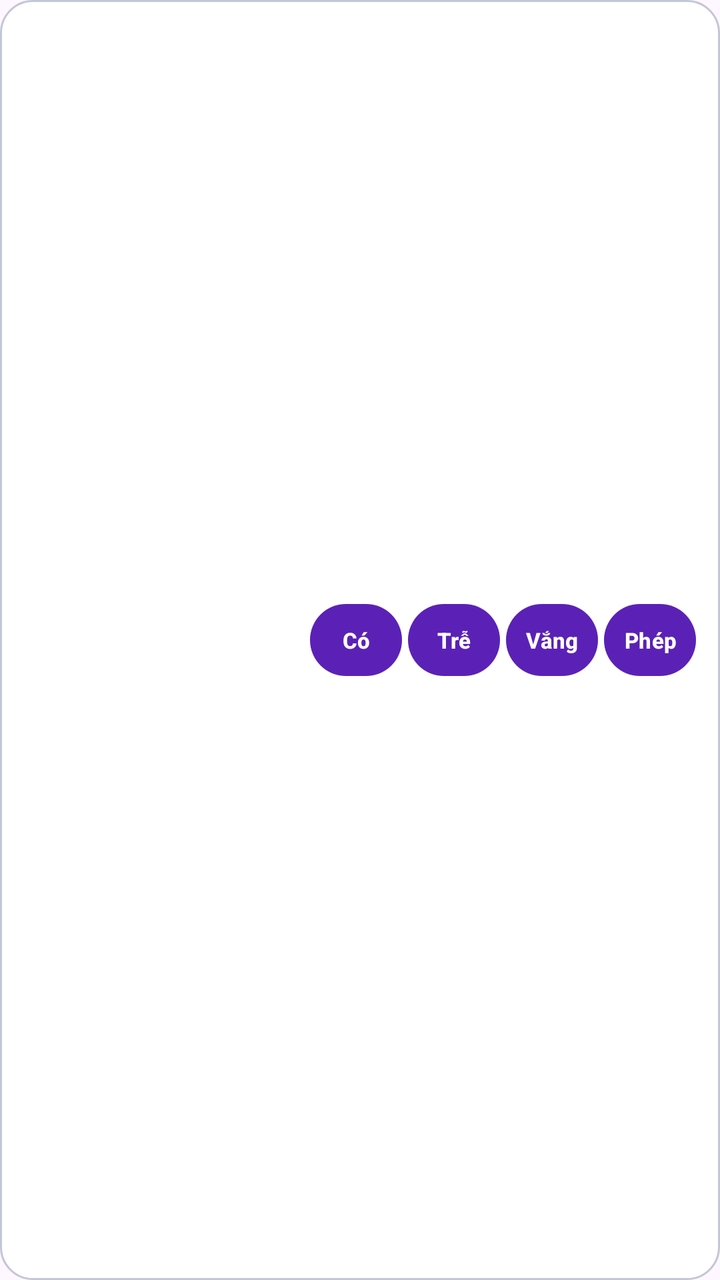
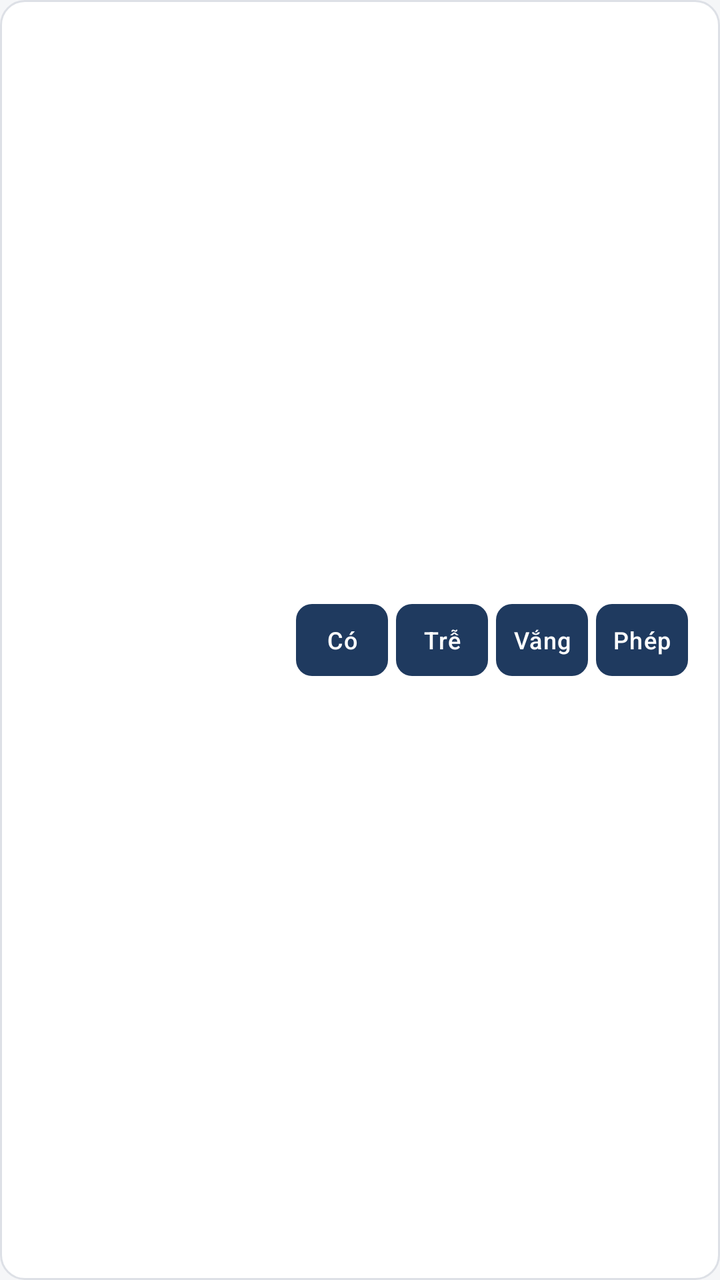

An Android layout rendered at two revisions. The XML below is the earlier revision; the diff shows what the commit changed to produce the second picture.
<!-- AndroidManifest.xml: application theme Theme.Kstudy -->
<!-- res/layout/item_attendance_record.xml -->
<?xml version="1.0" encoding="utf-8"?>
<LinearLayout xmlns:android="http://schemas.android.com/apk/res/android"
    android:layout_width="match_parent"
    android:layout_height="wrap_content"
    android:layout_marginHorizontal="16dp"
    android:layout_marginVertical="6dp"
    android:background="@drawable/bg_card"
    android:gravity="center_vertical"
    android:orientation="horizontal"
    android:padding="12dp">

    <LinearLayout
        android:layout_width="0dp"
        android:layout_height="wrap_content"
        android:layout_weight="1"
        android:orientation="vertical">

        <TextView
            android:id="@+id/tvRecordStudentName"
            android:layout_width="wrap_content"
            android:layout_height="wrap_content"
            android:textColor="@color/black"
            android:textSize="16sp"
            android:textStyle="bold" />

        <TextView
            android:id="@+id/tvRecordStudentCode"
            android:layout_width="wrap_content"
            android:layout_height="wrap_content"
            android:layout_marginTop="2dp"
            android:textColor="@color/text_secondary"
            android:textSize="12sp" />

        <TextView
            android:id="@+id/tvRecordTime"
            android:layout_width="wrap_content"
            android:layout_height="wrap_content"
            android:layout_marginTop="2dp"
            android:textColor="@color/primary"
            android:textSize="11sp" />
    </LinearLayout>

    <LinearLayout
        android:layout_width="wrap_content"
        android:layout_height="wrap_content"
        android:gravity="center"
        android:orientation="horizontal">

        
        <Button
            android:id="@+id/btnStatusPresent"
            style="@style/Widget.Material3.Button"
            android:layout_width="46dp"
            android:layout_height="36dp"
            android:layout_marginEnd="3dp"
            android:insetTop="0dp"
            android:insetBottom="0dp"
            android:padding="0dp"
            android:text="Có"
            android:textSize="11sp"
            android:textStyle="bold" />

        <Button
            android:id="@+id/btnStatusLate"
            style="@style/Widget.Material3.Button"
            android:layout_width="46dp"
            android:layout_height="36dp"
            android:layout_marginEnd="3dp"
            android:insetTop="0dp"
            android:insetBottom="0dp"
            android:padding="0dp"
            android:text="Trễ"
            android:textSize="11sp"
            android:textStyle="bold" />

        <Button
            android:id="@+id/btnStatusAbsent"
            style="@style/Widget.Material3.Button"
            android:layout_width="46dp"
            android:layout_height="36dp"
            android:layout_marginEnd="3dp"
            android:insetTop="0dp"
            android:insetBottom="0dp"
            android:padding="0dp"
            android:text="Vắng"
            android:textSize="11sp"
            android:textStyle="bold" />

        <Button
            android:id="@+id/btnStatusExcused"
            style="@style/Widget.Material3.Button"
            android:layout_width="46dp"
            android:layout_height="36dp"
            android:insetTop="0dp"
            android:insetBottom="0dp"
            android:padding="0dp"
            android:text="Phép"
            android:textSize="11sp"
            android:textStyle="bold" />
    </LinearLayout>
</LinearLayout>
<!-- resources referenced by this layout -->
<resources>
  <color name="black">#FF000000</color>
  <color name="primary">#5B21B6</color>
  <color name="text_secondary">#434654</color>
  <!-- drawable bg_card (drawable) -->
  <?xml version="1.0" encoding="utf-8"?>
  <shape xmlns:android="http://schemas.android.com/apk/res/android"
      android:shape="rectangle">
      <solid android:color="@color/surface" />
      <corners android:radius="16dp" />
      <stroke
          android:width="1dp"
          android:color="@color/outline_variant" />
  </shape>
  <color name="outline_variant">#C3C6D6</color>
  <style name="Base.Theme.Kstudy" parent="Theme.Material3.Light.NoActionBar">
          
          <item name="colorPrimary">@color/primary</item>
          <item name="colorOnPrimary">@color/white</item>
      </style>
  <color name="white">#FFFFFFFF</color>
  <!-- unchanged entries left out for length: 2 -->
</resources>

<!-- the commit's change to res/layout/item_attendance_record.xml (unified diff, before → after) -->
@@ -1,13 +1,11 @@
 <?xml version="1.0" encoding="utf-8"?>
 <LinearLayout xmlns:android="http://schemas.android.com/apk/res/android"
+    style="@style/Widget.Kstudy.Card"
     android:layout_width="match_parent"
     android:layout_height="wrap_content"
-    android:layout_marginHorizontal="16dp"
-    android:layout_marginVertical="6dp"
-    android:background="@drawable/bg_card"
+    android:layout_marginBottom="8dp"
     android:gravity="center_vertical"
-    android:orientation="horizontal"
-    android:padding="12dp">
+    android:orientation="horizontal">
 
     <LinearLayout
         android:layout_width="0dp"
@@ -19,83 +17,49 @@
             android:id="@+id/tvRecordStudentName"
             android:layout_width="wrap_content"
             android:layout_height="wrap_content"
-            android:textColor="@color/black"
-            android:textSize="16sp"
-            android:textStyle="bold" />
+            android:textAppearance="@style/TextAppearance.Kstudy.Body.Strong" />
 
         <TextView
             android:id="@+id/tvRecordStudentCode"
             android:layout_width="wrap_content"
             android:layout_height="wrap_content"
             android:layout_marginTop="2dp"
-            android:textColor="@color/text_secondary"
-            android:textSize="12sp" />
+            android:textAppearance="@style/TextAppearance.Kstudy.Caption" />
 
         <TextView
             android:id="@+id/tvRecordTime"
             android:layout_width="wrap_content"
             android:layout_height="wrap_content"
-            android:layout_marginTop="2dp"
-            android:textColor="@color/primary"
-            android:textSize="11sp" />
+            android:textAppearance="@style/TextAppearance.Kstudy.Caption" />
     </LinearLayout>
 
     <LinearLayout
         android:layout_width="wrap_content"
         android:layout_height="wrap_content"
-        android:gravity="center"
+        android:layout_marginStart="8dp"
         android:orientation="horizontal">
 
-        
         <Button
             android:id="@+id/btnStatusPresent"
-            style="@style/Widget.Material3.Button"
-            android:layout_width="46dp"
-            android:layout_height="36dp"
-            android:layout_marginEnd="3dp"
-            android:insetTop="0dp"
-            android:insetBottom="0dp"
-            android:padding="0dp"
-            android:text="Có"
-            android:textSize="11sp"
-            android:textStyle="bold" />
+            style="@style/Widget.Kstudy.Button.Status"
+            android:layout_marginEnd="4dp"
+            android:text="Có" />
 
         <Button
             android:id="@+id/btnStatusLate"
-            style="@style/Widget.Material3.Button"
-            android:layout_width="46dp"
-            android:layout_height="36dp"
-            android:layout_marginEnd="3dp"
-            android:insetTop="0dp"
-            android:insetBottom="0dp"
-            android:padding="0dp"
-            android:text="Trễ"
-            android:textSize="11sp"
-            android:textStyle="bold" />
+            style="@style/Widget.Kstudy.Button.Status"
+            android:layout_marginEnd="4dp"
+            android:text="Trễ" />
 
         <Button
             android:id="@+id/btnStatusAbsent"
-            style="@style/Widget.Material3.Button"
-            android:layout_width="46dp"
-            android:layout_height="36dp"
-            android:layout_marginEnd="3dp"
-            android:insetTop="0dp"
-            android:insetBottom="0dp"
-            android:padding="0dp"
-            android:text="Vắng"
-            android:textSize="11sp"
-            android:textStyle="bold" />
+            style="@style/Widget.Kstudy.Button.Status"
+            android:layout_marginEnd="4dp"
+            android:text="Vắng" />
 
         <Button
             android:id="@+id/btnStatusExcused"
-            style="@style/Widget.Material3.Button"
-            android:layout_width="46dp"
-            android:layout_height="36dp"
-            android:insetTop="0dp"
-            android:insetBottom="0dp"
-            android:padding="0dp"
-            android:text="Phép"
-            android:textSize="11sp"
-            android:textStyle="bold" />
+            style="@style/Widget.Kstudy.Button.Status"
+            android:text="Phép" />
     </LinearLayout>
 </LinearLayout>
<!-- resource entries referenced after the edit -->
@@ -1,25 +1,146 @@
 <!-- resources referenced by this layout -->
 <resources>
-  <color name="black">#FF000000</color>
-  <color name="primary">#5B21B6</color>
-  <color name="text_secondary">#434654</color>
+  <style name="TextAppearance.Kstudy.Body.Strong">
+          <item name="android:fontFamily">sans-serif-medium</item>
+          <item name="fontFamily">sans-serif-medium</item>
+      </style>
+  <style name="TextAppearance.Kstudy.Caption" parent="TextAppearance.Material3.BodySmall">
+          <item name="android:textColor">?attr/colorOnSurfaceVariant</item>
+      </style>
+  <style name="Widget.Kstudy.Button.Status">
+          <item name="android:layout_width">46dp</item>
+          <item name="android:layout_height">36dp</item>
+          <item name="android:minWidth">0dp</item>
+          <item name="android:minHeight">0dp</item>
+          <item name="android:insetTop">0dp</item>
+          <item name="android:insetBottom">0dp</item>
+          <item name="android:padding">0dp</item>
+          <item name="android:textAppearance">@style/TextAppearance.Material3.LabelMedium</item>
+      </style>
+  <style name="Widget.Kstudy.Card" parent="">
+          <item name="android:background">@drawable/bg_card</item>
+          <item name="android:padding">16dp</item>
+          
+          <item name="android:clipToPadding">false</item>
+      </style>
+  <color name="primary">#1F3A5F</color>
+  <color name="on_primary">#FFFFFF</color>
+  <color name="primary_container">#E2E9F3</color>
+  <color name="on_primary_container">#14263F</color>
+  <color name="primary_inverse">#A9C1E3</color>
+  <color name="secondary">#56606E</color>
+  <color name="secondary_container">#E7EAEF</color>
+  <color name="on_secondary_container">#1C2430</color>
+  <color name="background">#F5F6F8</color>
+  <color name="on_surface">#1B1D21</color>
+  <color name="surface_container">#ECEEF2</color>
+  <color name="text_secondary">#555B66</color>
+  <color name="surface_inverse">#2F3237</color>
+  <color name="on_surface_inverse">#F1F2F4</color>
+  <color name="surface_dim">#DCDEE3</color>
+  <color name="surface_container_low">#F5F6F8</color>
+  <color name="surface_container_high">#E4E7EC</color>
+  <color name="outline">#7A808C</color>
+  <color name="error">#B3261E</color>
+  <color name="error_container">#FBEAE8</color>
+  <color name="on_error_container">#5F1410</color>
+  <dimen name="radius_control">8dp</dimen>
+  <style name="Widget.Kstudy.Button" parent="Widget.Material3.Button">
+          <item name="shapeAppearanceOverlay">@style/ShapeAppearanceOverlay.Kstudy.Control</item>
+      </style>
+  <style name="Widget.Kstudy.Button.Outlined" parent="Widget.Material3.Button.OutlinedButton">
+          <item name="shapeAppearanceOverlay">@style/ShapeAppearanceOverlay.Kstudy.Control</item>
+      </style>
+  <style name="Widget.Kstudy.Button.Text" parent="Widget.Material3.Button.TextButton">
+          <item name="shapeAppearanceOverlay">@style/ShapeAppearanceOverlay.Kstudy.Control</item>
+          <item name="android:minWidth">56dp</item>
+      </style>
+  <style name="ThemeOverlay.Kstudy.MaterialAlertDialog" parent="ThemeOverlay.Material3.MaterialAlertDialog">
+          <item name="alertDialogStyle">@style/MaterialAlertDialog.Kstudy</item>
+          <item name="buttonBarPositiveButtonStyle">@style/Widget.Kstudy.Button.Text.Dialog</item>
+          <item name="buttonBarNegativeButtonStyle">@style/Widget.Kstudy.Button.Text.Dialog</item>
+          <item name="buttonBarNeutralButtonStyle">@style/Widget.Kstudy.Button.Text.Dialog.Flush</item>
+      </style>
+  <style name="ShapeAppearanceOverlay.Kstudy.Control" parent="">
+          <item name="cornerFamily">rounded</item>
+          <item name="cornerSize">@dimen/radius_control</item>
+      </style>
+  <style name="MaterialAlertDialog.Kstudy" parent="MaterialAlertDialog.Material3">
+          <item name="backgroundTint">?attr/colorSurface</item>
+      </style>
+  <style name="Widget.Kstudy.Button.Text.Dialog" parent="Widget.Material3.Button.TextButton.Dialog">
+          <item name="shapeAppearanceOverlay">@style/ShapeAppearanceOverlay.Kstudy.Control</item>
+      </style>
+  <style name="Widget.Kstudy.Button.Text.Dialog.Flush">
+          <item name="android:layout_marginStart">0dp</item>
+          <item name="android:layout_marginLeft">0dp</item>
+      </style>
   <!-- drawable bg_card (drawable) -->
   <?xml version="1.0" encoding="utf-8"?>
   <shape xmlns:android="http://schemas.android.com/apk/res/android"
       android:shape="rectangle">
       <solid android:color="@color/surface" />
-      <corners android:radius="16dp" />
+      <corners android:radius="@dimen/radius_container" />
       <stroke
           android:width="1dp"
           android:color="@color/outline_variant" />
   </shape>
-  <color name="outline_variant">#C3C6D6</color>
+  <color name="outline_variant">#DDE0E6</color>
   <style name="Base.Theme.Kstudy" parent="Theme.Material3.Light.NoActionBar">
           
           <item name="colorPrimary">@color/primary</item>
-          <item name="colorOnPrimary">@color/white</item>
+          <item name="colorOnPrimary">@color/on_primary</item>
+          <item name="colorPrimaryContainer">@color/primary_container</item>
+          <item name="colorOnPrimaryContainer">@color/on_primary_container</item>
+          <item name="colorPrimaryInverse">@color/primary_inverse</item>
+          <item name="colorSecondary">@color/secondary</item>
+          <item name="colorOnSecondary">@color/on_primary</item>
+          <item name="colorSecondaryContainer">@color/secondary_container</item>
+          <item name="colorOnSecondaryContainer">@color/on_secondary_container</item>
+          <item name="colorTertiary">@color/secondary</item>
+          <item name="colorOnTertiary">@color/on_primary</item>
+          <item name="colorTertiaryContainer">@color/secondary_container</item>
+          <item name="colorOnTertiaryContainer">@color/on_secondary_container</item>
+          <item name="android:colorBackground">@color/background</item>
+          <item name="colorOnBackground">@color/on_surface</item>
+          <item name="colorSurface">@color/surface</item>
+          <item name="colorOnSurface">@color/on_surface</item>
+          <item name="colorSurfaceVariant">@color/surface_container</item>
+          <item name="colorOnSurfaceVariant">@color/text_secondary</item>
+          <item name="colorSurfaceInverse">@color/surface_inverse</item>
+          <item name="colorOnSurfaceInverse">@color/on_surface_inverse</item>
+          <item name="colorSurfaceBright">@color/surface</item>
+          <item name="colorSurfaceDim">@color/surface_dim</item>
+          <item name="colorSurfaceContainerLowest">@color/surface</item>
+          <item name="colorSurfaceContainerLow">@color/surface_container_low</item>
+          <item name="colorSurfaceContainer">@color/surface_container</item>
+          <item name="colorSurfaceContainerHigh">@color/surface_container_high</item>
+          <item name="colorSurfaceContainerHighest">@color/surface_container_high</item>
+          <item name="colorOutline">@color/outline</item>
+          <item name="colorOutlineVariant">@color/outline_variant</item>
+          <item name="colorError">@color/error</item>
+          <item name="colorOnError">@color/on_primary</item>
+          <item name="colorErrorContainer">@color/error_container</item>
+          <item name="colorOnErrorContainer">@color/on_error_container</item>
+  
+          
+          <item name="elevationOverlayEnabled">false</item>
+  
+          
+          <item name="shapeCornerSizeExtraSmall">@dimen/radius_control</item>
+          <item name="shapeCornerSizeSmall">@dimen/radius_control</item>
+          <item name="shapeCornerSizeMedium">@dimen/radius_container</item>
+          <item name="shapeCornerSizeLarge">@dimen/radius_container</item>
+          <item name="shapeCornerSizeLargeIncreased">@dimen/radius_container</item>
+          <item name="shapeCornerSizeExtraLarge">@dimen/radius_container</item>
+          <item name="shapeCornerSizeExtraLargeIncreased">@dimen/radius_container</item>
+  
+          <item name="materialButtonStyle">@style/Widget.Kstudy.Button</item>
+          <item name="materialButtonOutlinedStyle">@style/Widget.Kstudy.Button.Outlined</item>
+          <item name="borderlessButtonStyle">@style/Widget.Kstudy.Button.Text</item>
+          <item name="materialAlertDialogTheme">@style/ThemeOverlay.Kstudy.MaterialAlertDialog</item>
       </style>
-  <color name="white">#FFFFFFFF</color>
+  <dimen name="radius_container">12dp</dimen>
   <!-- unchanged entries left out for length: 2 -->
 </resources>
 
